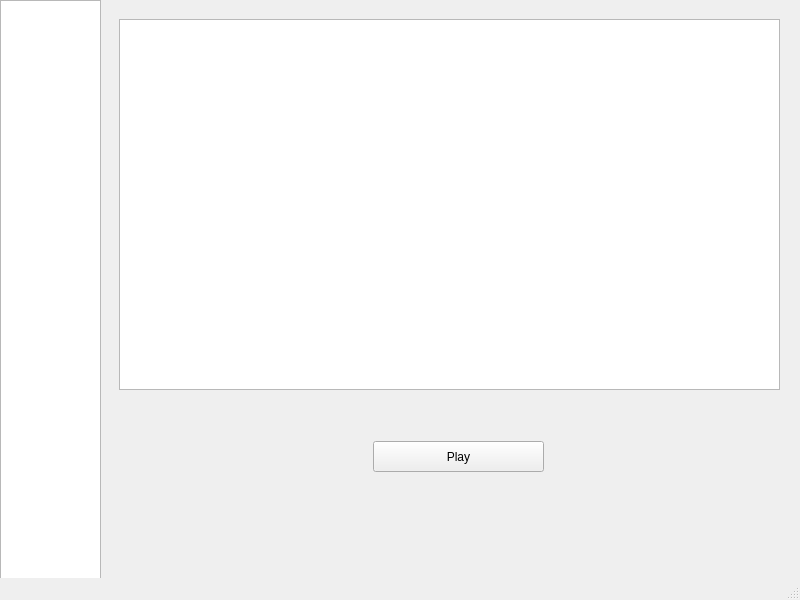
Before: the Qt Designer form UI/Launcher.ui in alex-bul/yandex_project_2, drawn with Qt 5.
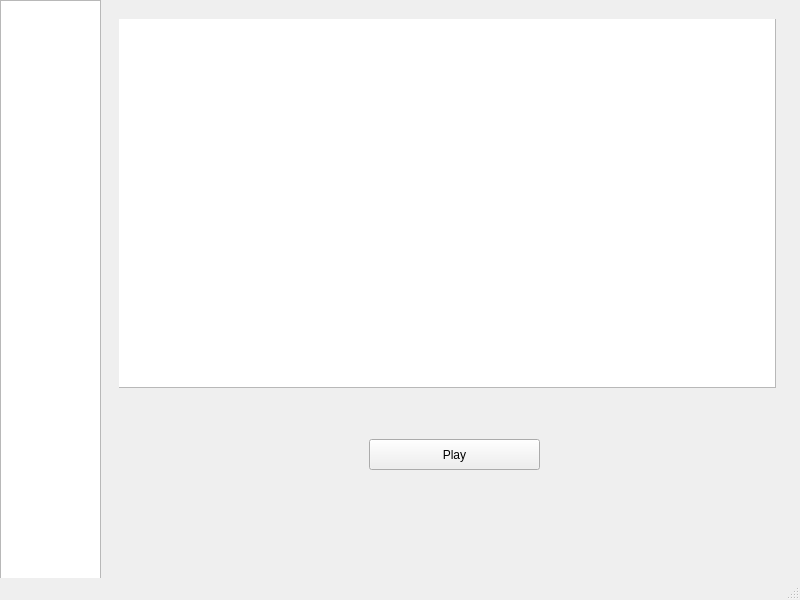
After: the same form once the commit is applied.

Patch:
```diff
--- a/UI/Launcher.ui
+++ b/UI/Launcher.ui
@@ -99,6 +99,31 @@
      </widget>
     </widget>
     <widget class="QWidget" name="page_3">
+     <widget class="QTextEdit" name="SovietEmpire">
+      <property name="geometry">
+       <rect>
+        <x>-4</x>
+        <y>-2</y>
+        <width>661</width>
+        <height>371</height>
+       </rect>
+      </property>
+     </widget>
+     <widget class="QPushButton" name="Play_SovietEmpire">
+      <property name="geometry">
+       <rect>
+        <x>250</x>
+        <y>420</y>
+        <width>171</width>
+        <height>31</height>
+       </rect>
+      </property>
+      <property name="text">
+       <string>Play</string>
+      </property>
+     </widget>
+    </widget>
+    <widget class="QWidget" name="page_4">
      <widget class="QPushButton" name="Play_Wheel">
       <property name="geometry">
        <rect>
```
